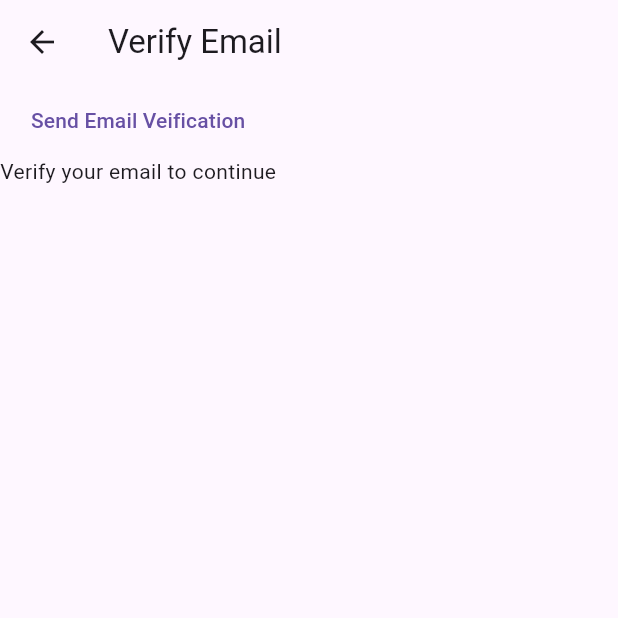
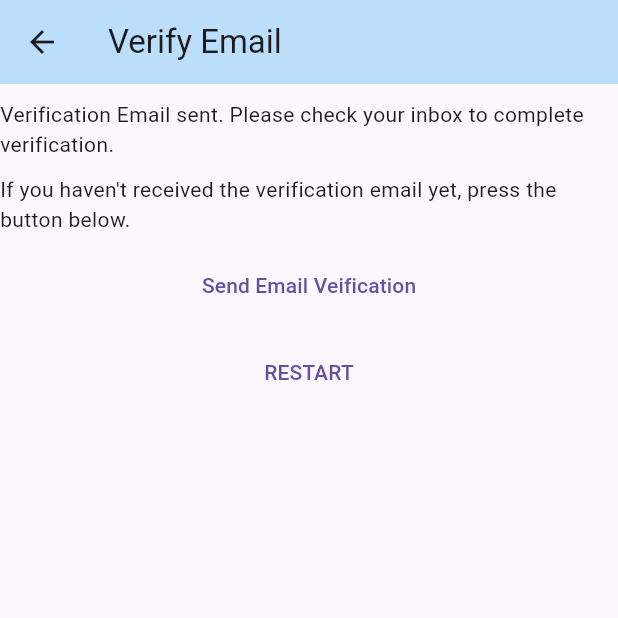
Before and after one commit to Vaibhav-Kumar10/My-Notes-App, a Flutter app: the VerifyEmailView screen opened directly, on a phone screen of 412 x 824 dp, the top half of it. Run offline on Flutter 3.47's test engine with Material 3 defaults, Android fonts, the phone set to English and light mode, and no system bars; our stand-ins replace firebase_auth, firebase_core, flutter_spinkit; accounts and stored records are empty; generated files the repository leaves out were written again.

Commit message:
Step-7:- RegisterView - Exception Handling, redirection to VerifyEmailView.
Implemented Exception Handling in RegisterView.
Implemented logic to redirect to Verify email view after registration and send a verification email.

```diff
--- a/lib/constants/routes.dart
+++ b/lib/constants/routes.dart
@@ -1,3 +1,4 @@
 const loginRoute = '/login/';
 const registerRoute = '/register/';
 const notesRoute = '/notes/';
+const verifyEmailRoute = "/verify-email/";
--- a/lib/main.dart
+++ b/lib/main.dart
@@ -1,9 +1,10 @@
 import 'package:flutter/material.dart';
 import 'package:my_notes_app/home.dart';
+import 'package:my_notes_app/constants/routes.dart';
 import 'package:my_notes_app/views/login_view.dart';
 import 'package:my_notes_app/views/notes_view.dart';
 import 'package:my_notes_app/views/register_view.dart';
-import 'package:my_notes_app/constants/routes.dart';
+import 'package:my_notes_app/views/verify_email_view.dart';
 
 void main() async {
   WidgetsFlutterBinding.ensureInitialized();
@@ -26,12 +27,14 @@ class MyApp extends StatelessWidget {
       debugShowCheckedModeBanner: false,
       title: "My Notes App",
       theme: ThemeData(primarySwatch: Colors.blue),
+      // home: VerifyEmailView(),
       home: HomePage(),
       // initialRoute: '/login',
       routes: {
         loginRoute: (context) => LoginView(),
         registerRoute: (context) => RegisterView(),
         notesRoute: (context) => NotesView(),
+        verifyEmailRoute: (context) => VerifyEmailView(),
       },
     );
   }
--- a/lib/views/verify_email_view.dart
+++ b/lib/views/verify_email_view.dart
@@ -1,6 +1,8 @@
 import 'package:flutter/material.dart';
 import 'package:firebase_auth/firebase_auth.dart';
 import 'dart:developer' as devtools show log;
+
+import 'package:my_notes_app/constants/routes.dart';
 
 class VerifyEmailView extends StatefulWidget {
   const VerifyEmailView({super.key});
@@ -13,20 +15,51 @@ class _VerifyEmailViewState extends State<VerifyEmailView> {
   @override
   Widget build(BuildContext context) {
     return Scaffold(
-      appBar: AppBar(title: Text("Verify Email")),
+      appBar: AppBar(
+        title: Text("Verify Email"),
+        backgroundColor: Colors.blue[100],
+      ),
       body: Column(
         children: [
+          SizedBox(height: 10.0),
+
+          Text(
+            "Verification Email sent. Please check your inbox to complete verification.",
+          ),
+
+          SizedBox(height: 10.0),
+
+          Text(
+            "If you haven't received the verification email yet, press the button below.",
+          ),
+
+          SizedBox(height: 10.0),
+
           TextButton(
             onPressed: () async {
               // Get the current user from Firebase Auth object
-              final User? user = FirebaseAuth.instance.currentUser;
-              await user!.sendEmailVerification();
-              devtools.log("Verification button clicked");
+              final user = FirebaseAuth.instance.currentUser;
+              await user?.sendEmailVerification();
+              // devtools.log("Verification button clicked");
             },
             child: Text("Send Email Veification"),
           ),
 
-          Text("Verify your email to continue"),
+          SizedBox(height: 10.0),
+
+          // Button to restart the process
+          TextButton(
+            onPressed: () async {
+              await FirebaseAuth.instance.signOut();
+              Navigator.of(context).pushNamedAndRemoveUntil(
+                // Got to register
+                registerRoute,
+                (route) => false,
+              );
+              // devtools.log("RESTART button clicked");
+            },
+            child: Text("RESTART"),
+          ),
         ],
       ),
     );
```
Also changed, not shown: lib/views/register_view.dart (+13 -3 lines).
